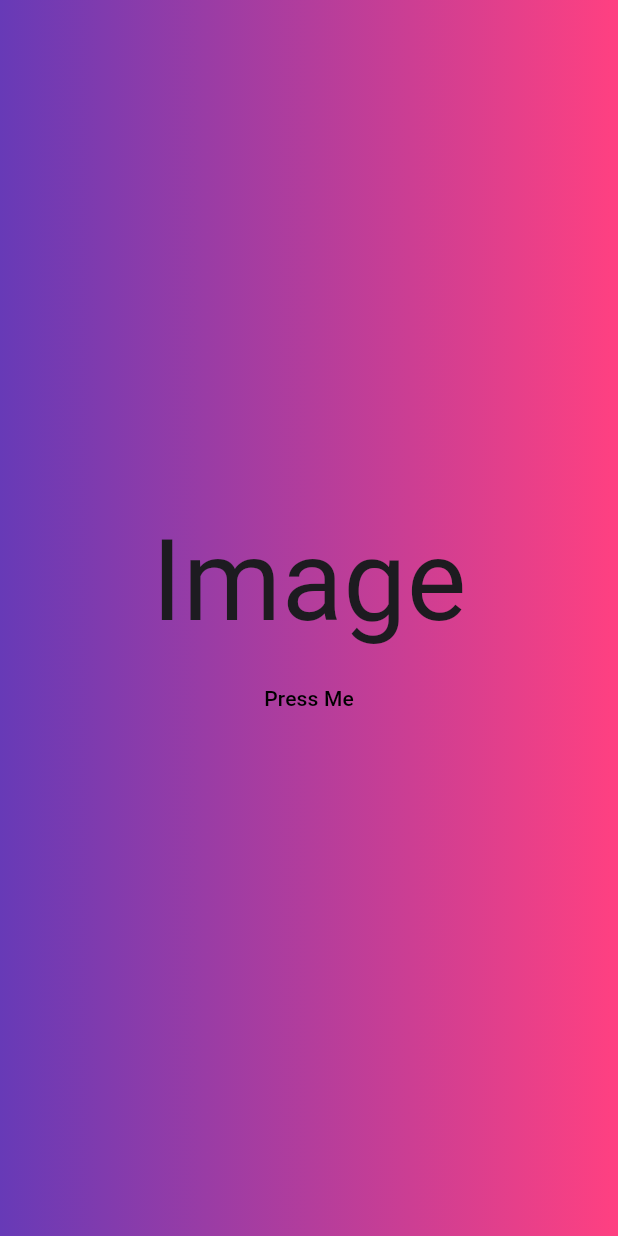
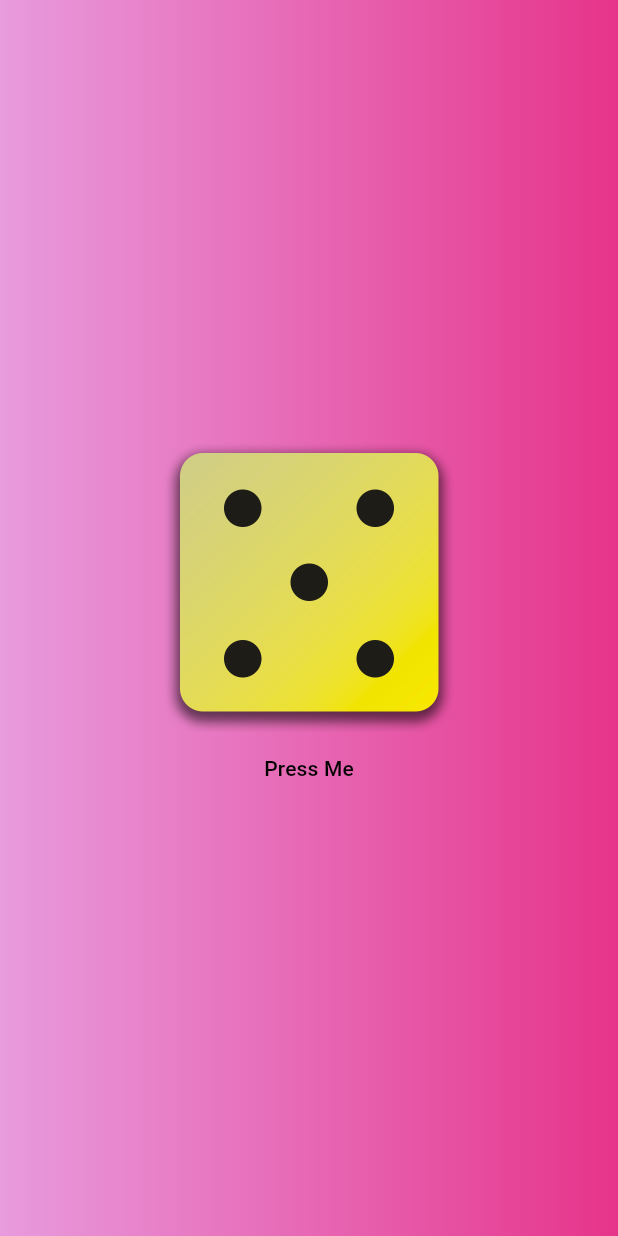
Before and after one commit to qystinaabdullah/dice_roll_app, a Flutter app: the screen it shows after launch, after a tap on "Press Me", on a phone screen of 412 x 824 dp. Run offline on Flutter 3.47's test engine with Material 3 defaults, Android fonts, the phone set to English and light mode, and no system bars.

Commit message:
Add dice roller app

```diff
--- /dev/null
+++ b/lib/dice_roller.dart
@@ -0,0 +1,59 @@
+import 'dart:math';
+
+import 'package:flutter/material.dart';
+
+//Steps for stateful widget
+//1. Create a class that extends StatefulWidget & create a constructor
+//2. Create another class that extends StateClassName
+//3. Create a createState() function n the class
+//4. Create a build() function in the state class
+//5. Use setState for any UI updates
+
+//This class is static side of widget
+class DiceRoller extends StatefulWidget {
+ const DiceRoller ({super.key});
+
+//Create state helps to render initial UI
+// it is only called when the screen is first loaded
+//After this, all dynamic/changing screens is handled by _diceRollerState
+@override
+State<DiceRoller> createState() {
+return _DiceRollerState();
+ }
+}
+
+// Underscore (_) means that the class is private
+//State is the one that render UI "state"
+class _DiceRollerState extends State<DiceRoller> {
+ final randomizer = Random(); // Random class helps to generates random numbers
+ var currentDiceNumber = 1; //Default dice number
+
+void rollDice(){
+  //setState will call the build functiom everytime a variable inside it is updated
+  //In this case,setState will call the build function everytime "currentDiceNumber" changes
+  //calling build function = rerendering/reloading UI
+  setState(() {
+  //Since the number generator starts from 0-5,we add 1 to make it 1-6
+  currentDiceNumber = randomizer.nextInt(6) + 1;
+  });
+}
+
+@override
+Widget build(BuildContext context){
+    return Column (
+                mainAxisSize: MainAxisSize.min,
+                children: [
+                  // Image of the dice
+                  Image.asset('assets/dice-$currentDiceNumber.png' , width: 200),
+                  // Button that role the dice
+                    TextButton(
+                      onPressed: rollDice,
+                      child: const Text(
+                        "Press Me",
+                        style: TextStyle(color: Colors.black),
+                        ),
+                      )
+                    ],
+                  );
+      }
+}
--- /dev/null
+++ b/lib/gradient_container.dart
@@ -0,0 +1,20 @@
+import 'package:dice_roll_app/dice_roller.dart';
+import 'package:flutter/material.dart';
+
+class GradientContainer extends StatelessWidget {
+  const GradientContainer ({super.key});
+
+  @override
+  Widget build(BuildContext context){
+    return Container(
+          decoration: const BoxDecoration(
+            gradient: LinearGradient(
+              colors: [Color.fromARGB(255, 232, 155, 222),Color.fromARGB(255, 230, 52, 138)]
+              ),
+             ),
+             child: Center(
+              child: DiceRoller()
+                ),
+               );
+
+}}
--- a/lib/main.dart
+++ b/lib/main.dart
@@ -1,35 +1,12 @@
 
+import 'package:dice_roll_app/gradient_container.dart';
 import 'package:flutter/material.dart';
 
 void main() {
   runApp(
-    MaterialApp(
+   const MaterialApp(
       home: Scaffold(
-        body: Container(
-          decoration: const BoxDecoration(
-            gradient: LinearGradient(
-              colors: [Colors.deepPurple,Colors.pinkAccent]
-              ),
-             ),
-             child: Center(
-              child: Column (
-                mainAxisSize: MainAxisSize.min,
-                children: [
-                  const Text(
-                    "Image",
-                    style: TextStyle(fontSize: 75),
-                    ),
-                    TextButton(
-                      onPressed: (){},
-                      child: const Text(
-                        "Press Me",
-                        style: TextStyle(color: Colors.black),
-                        ),
-                      )
-                    ],
-                  ),
-                ),
-              ),
+        body: GradientContainer(),
            ),
         ),
       );
```
Also changed, not shown: pubspec.yaml (+7 -3 lines), assets/dice-1.png (added), assets/dice-2.png (added), assets/dice-3.png (added), assets/dice-4.png (added), assets/dice-5.png (added), assets/dice-6.png (added).
